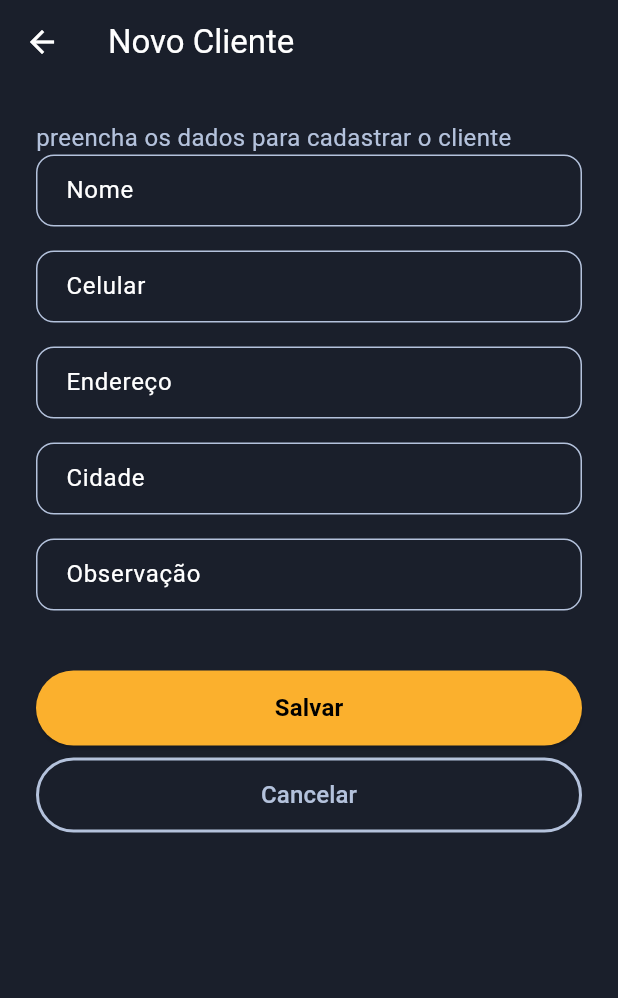
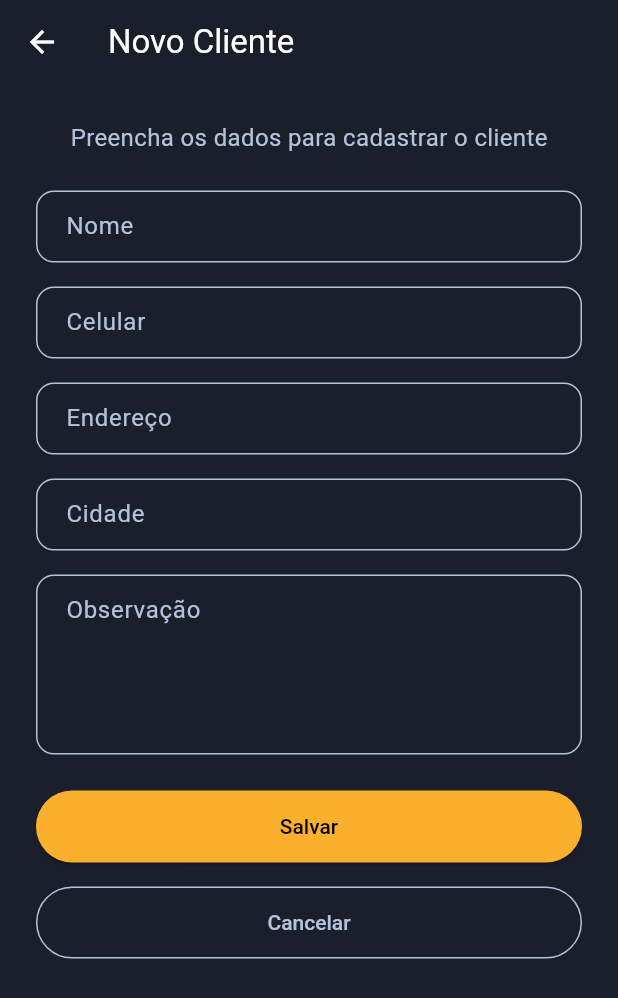
Before and after one commit to AlvaroRumpel/stock_app, a Flutter app: the CustomerCreatePage screen opened by its route, on a phone screen of 412 x 824 dp. Shown: the top 998 px of the screen. Run offline on Flutter 3.47's test engine with Material 3 defaults, Android fonts, the phone set to English and light mode, and no system bars; our stand-ins replace bloc, equatable, flutter_bloc, flutter_svg, go_router, supabase_flutter; accounts and stored records are empty; project files that could hold a hidden picture were left out.

Commit message:
add customer creation and error handling; update button styles and add message mixin

```diff
--- a/lib/core/router/app_router.dart
+++ b/lib/core/router/app_router.dart
@@ -1,18 +1,21 @@
 import 'package:flutter/material.dart';
+import 'package:flutter_bloc/flutter_bloc.dart';
 import 'package:go_router/go_router.dart';
 
+import '../../modules/customer/customer_create/cubit/customer_create_cubit.dart';
 import '../../modules/customer/customer_create/customer_create_page.dart';
 import '../../modules/customer/customer_details/customer_details.dart';
 import '../../modules/customer/customers_list/customers_page.dart';
 import '../../modules/home/home_page.dart';
 import '../../modules/sales/sales_page.dart';
 import '../../modules/stok/stok_page.dart';
+import '../../shared/repositories/customer_repository.dart';
+import '../../shared/services/remote_data_service_impl.dart';
 import '../../shared/widgets/scaffold_with_navigation_bar.dart';
 
 part 'route_name.dart';
 
 final _rootNavigatorKey = GlobalKey<NavigatorState>();
-final _sectionNavigatorKey = GlobalKey<NavigatorState>();
 
 class AppRouter {
   final GoRouter router;
@@ -61,13 +64,34 @@ class AppRouter {
                   GoRoute(
                     path: RouteName.customers.path,
                     name: RouteName.customers.name,
-                    builder: (context, state) => const CustomersPage(),
+                    builder:
+                        (context, state) => RepositoryProvider(
+                          create:
+                              (context) => CustomerRepository(
+                                remote: RemoteDataServiceImpl.instance,
+                              ),
+                          child: const CustomersPage(),
+                        ),
                     routes: [
                       GoRoute(
                         path: RouteName.createCustomer.path,
                         name: RouteName.createCustomer.name,
                         parentNavigatorKey: _rootNavigatorKey,
-                        builder: (context, state) => const CustomerCreatePage(),
+                        builder:
+                            (context, state) => RepositoryProvider(
+                              create:
+                                  (context) => CustomerRepository(
+                                    remote: RemoteDataServiceImpl.instance,
+                                  ),
+                              child: BlocProvider(
+                                create:
+                                    (context) => CustomerCreateCubit(
+                                      customerRepository:
+                                          context.read<CustomerRepository>(),
+                                    ),
+                                child: const CustomerCreatePage(),
+                              ),
+                            ),
                       ),
                       GoRoute(
                         path: RouteName.customersDetails.path,
--- a/lib/core/theme/app_theme.dart
+++ b/lib/core/theme/app_theme.dart
@@ -50,5 +50,36 @@ class AppTheme {
     dialogTheme: DialogTheme(
       shape: RoundedRectangleBorder(borderRadius: BorderRadius.circular(8)),
     ),
+    inputDecorationTheme: InputDecorationTheme(
+      border: OutlineInputBorder(
+        borderRadius: BorderRadius.circular(12),
+        borderSide: const BorderSide(color: AppColors.darkPrimary300, width: 1),
+      ),
+      enabledBorder: OutlineInputBorder(
+        borderRadius: BorderRadius.circular(12),
+        borderSide: const BorderSide(color: AppColors.darkPrimary300, width: 1),
+      ),
+      contentPadding: const EdgeInsets.symmetric(horizontal: 16, vertical: 12),
+      labelStyle: const TextStyle(color: AppColors.darkPrimary300),
+      alignLabelWithHint: true,
+    ),
+    elevatedButtonTheme: ElevatedButtonThemeData(
+      style: ElevatedButton.styleFrom(
+        backgroundColor: AppColors.lightAvatar100,
+        foregroundColor: Colors.black,
+        shape: RoundedRectangleBorder(borderRadius: BorderRadius.circular(100)),
+        padding: const EdgeInsets.symmetric(horizontal: 32, vertical: 16),
+        textStyle: const TextStyle(fontSize: 14, fontWeight: FontWeight.w500),
+      ),
+    ),
+    outlinedButtonTheme: OutlinedButtonThemeData(
+      style: OutlinedButton.styleFrom(
+        side: const BorderSide(color: AppColors.darkPrimary300, width: 1),
+        shape: RoundedRectangleBorder(borderRadius: BorderRadius.circular(100)),
+        padding: const EdgeInsets.symmetric(horizontal: 32, vertical: 16),
+        textStyle: const TextStyle(fontSize: 14, fontWeight: FontWeight.w500),
+        foregroundColor: AppColors.darkPrimary300,
+      ),
+    ),
   );
 }
--- /dev/null
+++ b/lib/modules/customer/customer_create/cubit/customer_create_state.dart
@@ -0,0 +1,16 @@
+part of 'customer_create_cubit.dart';
+
+sealed class CustomerCreateState extends Equatable {
+  const CustomerCreateState();
+
+  @override
+  List<Object> get props => [];
+}
+
+final class CustomerCreateInitial extends CustomerCreateState {}
+
+final class CustomerCreateSuccessCreate extends CustomerCreateState {}
+
+final class CustomerCreateLoading extends CustomerCreateState {}
+
+final class CustomerCreateError extends CustomerCreateState {}
--- a/lib/modules/customer/customer_create/customer_create_page.dart
+++ b/lib/modules/customer/customer_create/customer_create_page.dart
@@ -1,119 +1,153 @@
 import 'package:flutter/material.dart';
+import 'package:flutter_bloc/flutter_bloc.dart';
 import 'package:go_router/go_router.dart';
 
 import '../../../../core/theme/app_theme.dart';
 import '../../../core/router/app_router.dart';
+import '../../../shared/utils/message_mixin.dart';
+import '../../../shared/utils/validation.dart';
+import '../../../shared/widgets/custom_button.dart';
+import '../../../shared/widgets/custom_textfield.dart';
+import 'cubit/customer_create_cubit.dart';
 
-class CustomerCreatePage extends StatelessWidget {
+class CustomerCreatePage extends StatefulWidget {
   const CustomerCreatePage({super.key});
 
   @override
+  State<CustomerCreatePage> createState() => _CustomerCreatePageState();
+}
+
+class _CustomerCreatePageState extends State<CustomerCreatePage>
+    with MessageMixin {
+  final _formKey = GlobalKey<FormState>();
+  final _nameController = TextEditingController();
+  final _phoneController = TextEditingController();
+  final _addressController = TextEditingController();
+  final _cityController = TextEditingController();
+  final _observationController = TextEditingController();
+
+  late final CustomerCreateCubit _cubit;
+
+  @override
+  void initState() {
+    _cubit = context.read<CustomerCreateCubit>();
+    super.initState();
+  }
+
+  @override
+  void dispose() {
+    _nameController.dispose();
+    _phoneController.dispose();
+    _addressController.dispose();
+    _cityController.dispose();
+    _observationController.dispose();
+    super.dispose();
+  }
+
+  @override
   Widget build(BuildContext context) {
-    return Scaffold(
+    return BlocListener<CustomerCreateCubit, CustomerCreateState>(
+      listener: (context, state) {
+        if (state is CustomerCreateSuccessCreate) {
+          context.pop();
+          showSuccess(context, 'Cliente cadastrado com sucesso!');
+          return;
+        }
+
+        if (state is CustomerCreateError) {
+          showError(context, 'Erro ao cadastrar cliente');
+          return;
+        }
+      },
+      child: Scaffold(
         appBar: AppBar(title: const Text('Novo Cliente')),
-      body: Container(
+        body: BlocSelector<CustomerCreateCubit, CustomerCreateState, bool>(
+          selector: (state) => state is CustomerCreateLoading,
+          builder: (context, isLoading) {
+            if (isLoading) {
+              return const Center(child: CircularProgressIndicator());
+            }
+
+            return SingleChildScrollView(
               padding: const EdgeInsets.all(24),
               child: Form(
+                key: _formKey,
                 child: Column(
-            crossAxisAlignment: CrossAxisAlignment.stretch,
+                  spacing: 24,
                   children: [
                     const Text(
-                'preencha os dados para cadastrar o cliente',
+                      'Preencha os dados para cadastrar o cliente',
                       style: TextStyle(
                         fontSize: 16,
                         fontWeight: FontWeight.w400,
                         color: AppColors.darkPrimary300,
                       ),
                     ),
-              _buildTextField('Nome'),
-              _buildTextField('Celular'),
-              _buildTextField('Endereço'),
-              _buildTextField('Cidade'),
-              _buildTextField('Observação'),
-              const SizedBox(height: 24),
-              _buildButtons(context),
+                    Column(
+                      spacing: 16,
+                      children: [
+                        CustomTextField(
+                          controller: _nameController,
+                          hintText: 'Nome',
+                          labelText: 'Nome',
+                          validators: [Required()],
+                        ),
+                        CustomTextField(
+                          controller: _phoneController,
+                          hintText: 'Celular',
+                          labelText: 'Celular',
+                          validators: [Required()],
+                        ),
+                        CustomTextField(
+                          controller: _addressController,
+                          hintText: 'Endereço',
+                          labelText: 'Endereço',
+                        ),
+                        CustomTextField(
+                          controller: _cityController,
+                          hintText: 'Cidade',
+                          labelText: 'Cidade',
+                        ),
+                        CustomTextField(
+                          controller: _observationController,
+                          hintText: 'Observaçào',
+                          labelText: 'Observação',
+                          maxLines: 4,
+                        ),
                       ],
                     ),
+                    Column(
+                      spacing: 16,
+                      children: [
+                        CustomButton(
+                          onPressed: () async {
+                            if (_formKey.currentState?.validate() ?? false) {
+                              await _cubit.createCustomer(
+                                name: _nameController.text,
+                                phone: _phoneController.text,
+                                address: _addressController.text,
+                                cityId: _cityController.text,
+                                observation: _observationController.text,
+                              );
+                            }
+                          },
+                          child: const Text('Salvar'),
+                        ),
+                        CustomButton.outlined(
+                          onPressed: () {
+                            context.goNamed(RouteName.customers.name);
+                          },
+                          child: const Text('Cancelar'),
+                        ),
+                      ],
+                    ),
+                  ],
+                ),
+              ),
+            );
+          },
         ),
       ),
     );
   }
 }
-
-Widget _buildTextField(String label) {
-  return Padding(
-    padding: const EdgeInsets.only(bottom: 16),
-    child: TextFormField(
-      style: const TextStyle(color: AppColors.darkPrimary300),
-      decoration: InputDecoration(
-        labelText: label,
-        border: OutlineInputBorder(
-          borderRadius: BorderRadius.circular(12),
-          borderSide: const BorderSide(
-            color: AppColors.darkPrimary300,
-            width: 1,
-          ),
-        ),
-        enabledBorder: OutlineInputBorder(
-          borderRadius: BorderRadius.circular(12),
-          borderSide: const BorderSide(
-            color: AppColors.darkPrimary300,
-            width: 1,
-          ),
-        ),
-        contentPadding: const EdgeInsets.symmetric(
-          horizontal: 16,
-          vertical: 12,
-        ),
-      ),
-      validator:
-          (value) =>
-              (value == null || value.isEmpty) ? 'Campo obrigatório' : null,
-    ),
-  );
-}
-
-Widget _buildButtons(BuildContext context) {
-  return Column(
-    children: [
-      SizedBox(
-        height: 50,
-        width: double.infinity,
-        child: ElevatedButton(
-          onPressed: () {},
-          style: ElevatedButton.styleFrom(
-            backgroundColor: AppColors.lightAvatar100,
-            foregroundColor: Colors.black,
-            shape: RoundedRectangleBorder(
-              borderRadius: BorderRadius.circular(100),
-            ),
-          ),
-          child: const Text(
-            "Salvar",
-            style: TextStyle(fontSize: 16, fontWeight: FontWeight.bold),
-          ),
-        ),
-      ),
-      const SizedBox(height: 8),
-      SizedBox(
-        height: 50,
-        width: double.infinity,
-        child: OutlinedButton(
-          onPressed: () {
-            context.goNamed(RouteName.customers.name);
-          },
-          style: OutlinedButton.styleFrom(
-            side: const BorderSide(color: AppColors.darkPrimary300, width: 2),
-            shape: RoundedRectangleBorder(
-              borderRadius: BorderRadius.circular(100),
-            ),
-          ),
-          child: const Text(
-            "Cancelar",
-            style: TextStyle(fontSize: 16, color: AppColors.darkPrimary300),
-          ),
-        ),
-      ),
-    ],
-  );
-}
--- /dev/null
+++ b/lib/shared/entities/customer.dart
@@ -0,0 +1,72 @@
+import 'dart:convert';
+
+class Customer {
+  final String id;
+  final String name;
+  final String phone;
+  final String? address;
+  final String? observation;
+  final String? cityId;
+  final DateTime createAt;
+  final DateTime? updateAt;
+  final DateTime? deletedAt;
+
+  static String get tableName => 'customer';
+
+  Customer({
+    required this.id,
+    required this.name,
+    required this.phone,
+    this.address,
+    this.observation,
+    this.cityId,
+    required this.createAt,
+    this.updateAt,
+    this.deletedAt,
+  });
+
+  Customer.newCustomer({
+    required this.name,
+    required this.phone,
+    this.address,
+    this.observation,
+    this.cityId,
+    this.updateAt,
+    this.deletedAt,
+  }) : id = '',
+       createAt = DateTime.now();
+
+  Map<String, dynamic> toMap() {
+    return <String, dynamic>{
+      'name': name,
+      'phone': phone,
+      'address': address,
+      'observation': observation,
+      'city_id': cityId,
+      'update_at': updateAt?.toIso8601String(),
+      'deleted_at': deletedAt?.toIso8601String(),
+    };
+  }
+
+  factory Customer.fromMap(Map<String, dynamic> map) {
+    return Customer(
+      id: map['id'] as String,
+      name: map['name'] as String,
+      phone: map['phone'] as String,
+      address: map['address'] != null ? map['address'] as String : null,
+      observation:
+          map['observation'] != null ? map['observation'] as String : null,
+      cityId: map['city_id'] != null ? map['city_id'] as String : null,
+      createAt: DateTime.parse(map['created_at']),
+      updateAt:
+          map['updated_at'] != null ? DateTime.parse(map['updated_at']) : null,
+      deletedAt:
+          map['deleted_at'] != null ? DateTime.parse(map['deleted_at']) : null,
+    );
+  }
+
+  String toJson() => json.encode(toMap());
+
+  factory Customer.fromJson(String source) =>
+      Customer.fromMap(json.decode(source) as Map<String, dynamic>);
+}
--- a/lib/shared/services/remote_data_service_impl.dart
+++ b/lib/shared/services/remote_data_service_impl.dart
@@ -8,6 +8,12 @@ import '../exception/exceptions.dart';
 import 'remote_data_service.dart';
 
 class RemoteDataServiceImpl implements RemoteDataService {
+  static RemoteDataServiceImpl? _instance;
+  // Avoid self instance
+  RemoteDataServiceImpl._();
+  static RemoteDataServiceImpl get instance =>
+      _instance ??= RemoteDataServiceImpl._();
+
   final _client = Supabase.instance.client;
 
   // AUTHENTICATION SECTION
@@ -110,9 +116,7 @@ class RemoteDataServiceImpl implements RemoteDataService {
   }
 
   @override
-  Future<void> signInWithPhoneNumber({
-    required String phoneNumber,
-  }) async {
+  Future<void> signInWithPhoneNumber({required String phoneNumber}) async {
     try {
       await _client.auth.signInWithOtp(
         phone: phoneNumber,
@@ -155,7 +159,7 @@ class RemoteDataServiceImpl implements RemoteDataService {
   // DATABASE SECTION
 
   @override
-  Future<List<Map<String, dynamic>>?> fetchData(
+  Future<List<Map<String, dynamic>>> fetchData(
     String table, {
     Map<String, dynamic>? filters,
   }) async {
@@ -169,7 +173,7 @@ class RemoteDataServiceImpl implements RemoteDataService {
       }
 
       final response = await query;
-      return response as List<Map<String, dynamic>>?;
+      return response;
     } catch (e, s) {
       throw RemoteDataException(
         message: 'Error on fetch data in $table',
@@ -255,9 +259,8 @@ class RemoteDataServiceImpl implements RemoteDataService {
   @override
   Future<void> deleteDataById(String table, String id) async {
     try {
-      final result = await _client.from(table).delete().match(
-        {'id': id},
-      ).select();
+      final result =
+          await _client.from(table).delete().match({'id': id}).select();
 
       if (kDebugMode) {
         print(result);
@@ -310,7 +313,8 @@ class RemoteDataServiceImpl implements RemoteDataService {
   Stream<List<Map<String, dynamic>>> subscribe(String table) {
     return _client
         .from(table)
-        .stream(primaryKey: ['*']).asyncMap((event) => event);
+        .stream(primaryKey: ['*'])
+        .asyncMap((event) => event);
   }
 
   @override
--- a/lib/shared/widgets/custom_button.dart
+++ b/lib/shared/widgets/custom_button.dart
@@ -45,7 +45,7 @@ class CustomButton extends StatelessWidget {
     ),
     _CustomButtonType.outlined => OutlinedButton.icon(
       onPressed: onPressed,
-      style: ElevatedButton.styleFrom(
+      style: OutlinedButton.styleFrom(
         backgroundColor: backgroundColor,
         iconColor: _iconColor,
       ),
--- a/lib/shared/widgets/custom_textfield.dart
+++ b/lib/shared/widgets/custom_textfield.dart
@@ -3,10 +3,9 @@ import 'package:flutter/services.dart';
 
 import '../utils/validation.dart';
 
-class CustomTextField extends StatefulWidget {
+class CustomTextField extends StatelessWidget {
   const CustomTextField({
     super.key,
-    this.obscureText = false,
     required this.controller,
     required this.hintText,
     required this.labelText,
@@ -14,60 +13,33 @@ class CustomTextField extends StatefulWidget {
     this.prefixIcon,
     this.inputFormatters,
     this.keyboardType,
+    this.maxLines,
   });
 
   final TextEditingController controller;
-  final bool obscureText;
   final String labelText;
   final String hintText;
   final IconData? prefixIcon;
   final List<Validation>? validators;
   final List<TextInputFormatter>? inputFormatters;
   final TextInputType? keyboardType;
-
-  @override
-  State<CustomTextField> createState() => _CustomTextFieldState();
-}
-
-class _CustomTextFieldState extends State<CustomTextField> {
-  var _isObscure = false;
-
-  @override
-  void initState() {
-    _isObscure = widget.obscureText;
-    super.initState();
-  }
+  final int? maxLines;
 
   @override
   Widget build(BuildContext context) {
     return TextFormField(
       onTapOutside: (_) => FocusScope.of(context).unfocus(),
-      controller: widget.controller,
-      keyboardType: widget.keyboardType,
+      controller: controller,
+      keyboardType: keyboardType,
+      maxLines: maxLines,
       decoration: InputDecoration(
-        labelText: widget.labelText,
-        hintText: widget.hintText,
-        prefixIcon: Icon(widget.prefixIcon),
-        suffixIcon:
-            widget.obscureText
-                ? IconButton(
-                  onPressed: () {
-                    setState(() {
-                      _isObscure = !_isObscure;
-                    });
-                  },
-                  icon: Icon(
-                    _isObscure
-                        ? Icons.visibility_outlined
-                        : Icons.visibility_off_outlined,
-                  ),
-                )
-                : null,
+        labelText: labelText,
+        hintText: hintText,
+        prefixIcon: prefixIcon != null ? Icon(prefixIcon) : null,
       ),
-      obscureText: _isObscure,
-      validator: widget.validators?.validate,
+      validator: validators?.validate,
       autovalidateMode: AutovalidateMode.onUserInteraction,
-      inputFormatters: widget.inputFormatters,
+      inputFormatters: inputFormatters,
     );
   }
 }
--- a/pubspec.yaml
+++ b/pubspec.yaml
@@ -41,6 +41,7 @@ dependencies:
   equatable: ^2.0.5
   intl: ^0.19.0
   flutter_svg: ^2.0.17
+  uuid: ^4.5.1
 
 dev_dependencies:
   flutter_test:
```
Also changed, not shown: lib/modules/customer/customer_create/cubit/customer_create_cubit.dart (added, +38 -0 lines), lib/shared/exception/stock_app_exception.dart (+10 -0 lines), lib/shared/repositories/customer_repository.dart (added, +40 -0 lines), lib/shared/services/remote_data_service.dart (+2 -5 lines), lib/shared/utils/message_mixin.dart (added, +62 -0 lines), pubspec.lock. Lines whose indentation alone changed are shown as unchanged.
